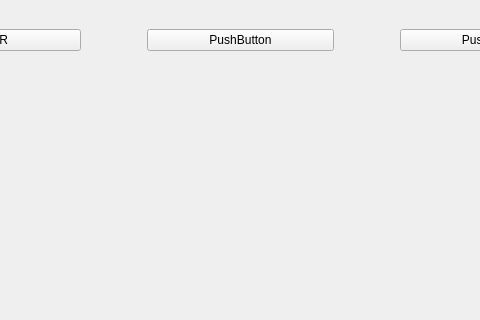
Qt form QT/graficos/mainwindow.ui (WilliamKotoco/GeneralPractice) before a commit; both pictures show x 155 to 635 and y 0 to 320 of the 803 by 500 pixel window.
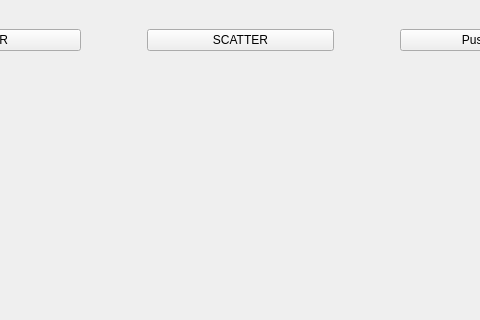
The same form after that commit.

Commit message: finishing scatter and bars

Patch:
```diff
--- a/QT/graficos/mainwindow.ui
+++ b/QT/graficos/mainwindow.ui
@@ -78,7 +78,7 @@
      <item>
       <widget class="QPushButton" name="pushButton">
        <property name="text">
-        <string>PushButton</string>
+        <string>SCATTER</string>
        </property>
       </widget>
      </item>
```
Left out of the diff: 4 changed lines with no effect on the pictures. The commit also changes 13 other files.
